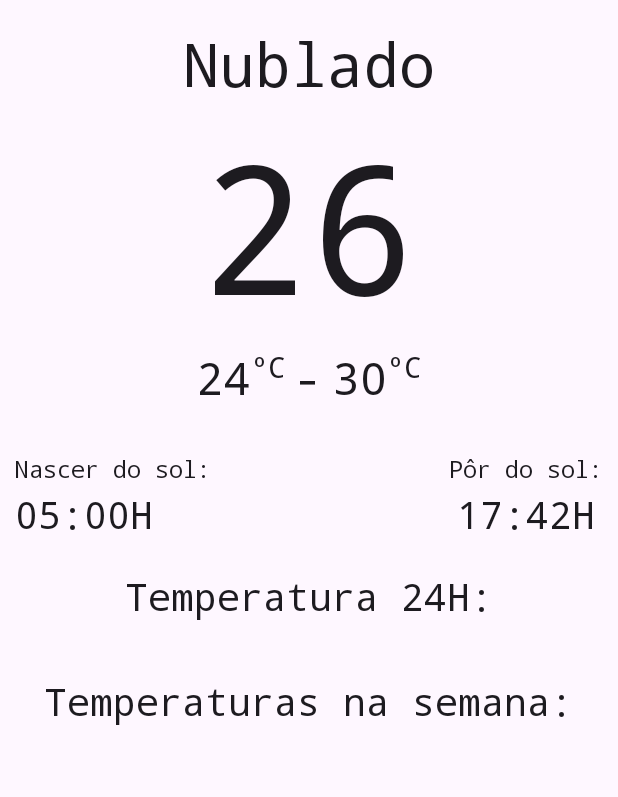
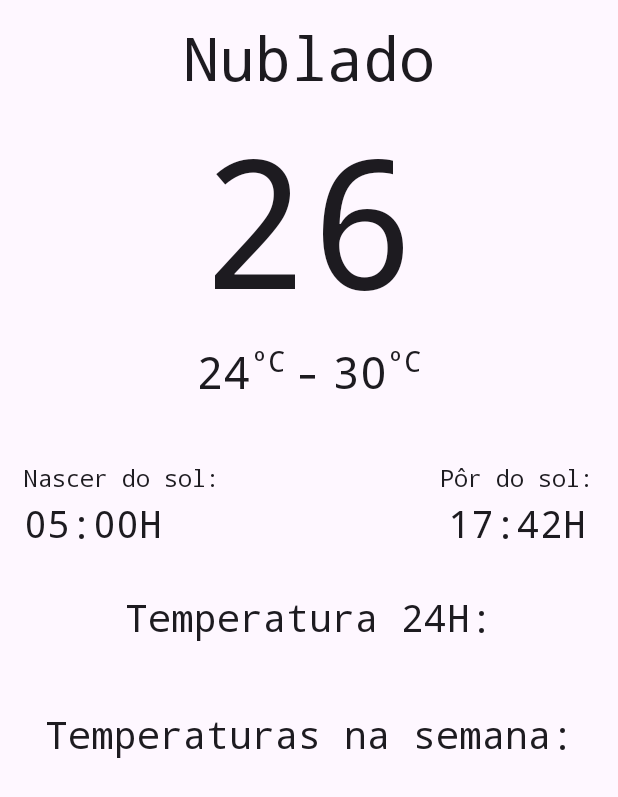
Before and after one commit to AmandaRigaud/AV3-Mobile, an Android app: the layout weather_by_location.xml on its own in the app's theme, with its tools: preview values and no code run, on a phone screen of 412 x 824 dp. Shown: the top 797 px of the screen. Run offline under Robolectric (Android 15) with nearby library versions, the phone set to English and light mode, and no system bars.

Commit message:
Ajustando o front

```diff
--- a/MyPrevisaoTempo/app/src/main/AndroidManifest.xml
+++ b/MyPrevisaoTempo/app/src/main/AndroidManifest.xml
@@ -22,9 +22,6 @@
             android:label="@string/title_activity_historico"
             android:theme="@style/Theme.MyPrevisaoTempo" />
         <activity
-            android:name=".MainActivity2"
-            android:exported="false" />
-        <activity
             android:name=".Perfil"
             android:exported="false"
             android:label="@string/title_activity_perfil"
--- a/MyPrevisaoTempo/app/src/main/java/com/example/myprevisaotempo/DayTempAdapter.java
+++ b/MyPrevisaoTempo/app/src/main/java/com/example/myprevisaotempo/DayTempAdapter.java
@@ -43,12 +43,9 @@ public class DayTempAdapter extends RecyclerView.Adapter<DayTempAdapter.ViewHold
 
     @Override
     public void onBindViewHolder(@NonNull ViewHolder holder, int position){
-        System.out.println("Time DayTemp: " + time.get(position));
         String[] hourS = time.get(position).split("T");
-        System.out.print("HourS DayTemp: " );
-        System.out.println(hourS);
 
-        holder.hourText.setText(hourS[1]+"H");
+        holder.hourText.setText(hourS[1].substring(0, hourS[1].length() - 1)+"H");
         holder.tempText.setText(temperature.get(position));
         holder.rainPText.setText(rainPercent.get(position)+"%");
     }
--- a/MyPrevisaoTempo/app/src/main/java/com/example/myprevisaotempo/WeekTempAdapter.java
+++ b/MyPrevisaoTempo/app/src/main/java/com/example/myprevisaotempo/WeekTempAdapter.java
@@ -45,7 +45,7 @@ public class WeekTempAdapter extends RecyclerView.Adapter<WeekTempAdapter.ViewHo
         String[] dateSplit = date.get(position).split("T");
         String[] dateD = dateSplit[0].split("-");
 
-        holder.dateText.setText(dateD[2]+"-"+dateD[1]);
+        holder.dateText.setText(dateD[2].substring(0, dateD[2].length() - 1)+"-"+dateD[1]);
         holder.maxTempText.setText(temperatures_max.get(position));
         holder.minTempText.setText(temperatures_min.get(position));
     }
--- a/MyPrevisaoTempo/app/src/main/java/com/example/myprevisaotempo/api/MeteoService.java
+++ b/MyPrevisaoTempo/app/src/main/java/com/example/myprevisaotempo/api/MeteoService.java
@@ -9,11 +9,9 @@ import retrofit2.http.Query;
 
 public interface MeteoService {
 
-    //TODO: Se timezone=auto, ele pega a timezone de acordo com as coordenadas. Minha ideia: Na primeira chamada dessa api, qaundo pegamos o local, podemos pegar a timezone e salvar para usar nas outras chamadas
-
-    @GET("forecast?hourly=temperature_2m,precipitation_probability,weathercode&daily=temperature_2m_max,temperature_2m_min,sunrise,sunset,weathercode&forecast_days=3&timezone=America%2FSao_Paulo")
+    @GET("forecast?hourly=temperature_2m,precipitation_probability,weathercode&daily=temperature_2m_max,temperature_2m_min,sunrise,sunset,weathercode&forecast_days=5&timezone=America%2FSao_Paulo")
     Call<Meteo> GetWeatherObj(@Query("latitude") String lat, @Query("longitude") String lon);
 
-    @GET("forecast?hourly=temperature_2m,precipitation_probability,weathercode&daily=temperature_2m_max,temperature_2m_min,sunrise,sunset,weathercode&forecast_days=3&timezone=America%2FSao_Paulo")
+    @GET("forecast?hourly=temperature_2m,precipitation_probability,weathercode&daily=temperature_2m_max,temperature_2m_min,sunrise,sunset,weathercode&forecast_days=5&timezone=America%2FSao_Paulo")
     Call<JsonObject> GetWeatherJson(@Query("latitude") String lat, @Query("longitude") String lon);
 }
--- a/MyPrevisaoTempo/app/src/main/java/com/example/myprevisaotempo/model/Geocoder.java
+++ b/MyPrevisaoTempo/app/src/main/java/com/example/myprevisaotempo/model/Geocoder.java
@@ -49,12 +49,12 @@ public class Geocoder {
         }));
     }
 
-    public String[] qCallGeo(String latLon){
+    public String[] qCallGeo(String local){
         retrofit = new Retrofit.Builder().baseUrl("https://geocode.search.hereapi.com/v1/").addConverterFactory(GsonConverterFactory.create()).build();
         geoService = retrofit.create(GeocoderService.class);
 
 
-        Call<JsonObject> call = geoService.GetLocationATJson(latLon);
+        Call<JsonObject> call = geoService.GetLocationQJson(local);
 
         call.enqueue((new Callback<JsonObject>() {
             @Override
--- a/MyPrevisaoTempo/app/src/main/res/layout/weather_by_location.xml
+++ b/MyPrevisaoTempo/app/src/main/res/layout/weather_by_location.xml
@@ -1,30 +1,32 @@
 <?xml version="1.0" encoding="utf-8"?>
-<RelativeLayout xmlns:android="http://schemas.android.com/apk/res/android"
-    android:layout_width="match_parent"
-    android:layout_height="match_parent"
-    android:layout_margin="10sp">
-
-    <ScrollView
+<androidx.constraintlayout.widget.ConstraintLayout xmlns:android="http://schemas.android.com/apk/res/android"
+    xmlns:app="http://schemas.android.com/apk/res-auto"
+    xmlns:tools="http://schemas.android.com/tools"
+    android:layout_margin="6sp"
     android:layout_width="match_parent"
     android:layout_height="match_parent">
 
     <LinearLayout
+        android:id="@+id/linear_lay_w"
         android:layout_width="match_parent"
         android:layout_height="wrap_content"
         android:layout_alignParentTop="true"
         android:layout_centerHorizontal="true"
         android:gravity="center"
-            android:orientation="vertical">
+        android:orientation="vertical"
+        app:layout_constraintEnd_toEndOf="parent"
+        app:layout_constraintStart_toStartOf="parent"
+        app:layout_constraintTop_toTopOf="parent">
 
         <TextView
             android:id="@id/weathercode_text_view"
             android:layout_width="match_parent"
             android:layout_height="wrap_content"
+            android:layout_marginTop="5sp"
             android:elevation="0.5sp"
             android:fontFamily="monospace"
+            android:text="Nublado"
             android:textAlignment="center"
-                android:text="Nublado"
-                android:layout_marginTop="5sp"
             android:textAppearance="?android:textAppearanceLarge"
             android:textSize="40sp" />
 
@@ -32,19 +34,19 @@
             android:id="@+id/temperature_text_view"
             android:layout_width="match_parent"
             android:layout_height="wrap_content"
+            android:layout_marginBottom="2sp"
+            android:elevation="0.5sp"
+            android:fontFamily="monospace"
+            android:text="26"
             android:textAlignment="center"
-                android:elevation="0.5sp"
-                android:text="26"
-                android:fontFamily="monospace"
-                android:layout_marginBottom="2sp"
             android:textAppearance="?android:textAppearanceLarge"
             android:textSize="120sp" />
 
         <RelativeLayout
             android:layout_width="match_parent"
             android:layout_height="wrap_content"
-                android:gravity="center"
-                android:layout_centerHorizontal="true">
+            android:layout_centerHorizontal="true"
+            android:gravity="center">
 
             <RelativeLayout
                 android:id="@+id/relaitveMinG"
@@ -94,9 +96,9 @@
 
             <RelativeLayout
                 android:id="@+id/relaitveMaxG"
-                    android:layout_toEndOf="@+id/barra_text_view"
                 android:layout_width="wrap_content"
                 android:layout_height="wrap_content"
+                android:layout_toEndOf="@+id/barra_text_view"
                 android:orientation="horizontal">
 
                 <TextView
@@ -129,7 +131,7 @@
         <LinearLayout
             android:layout_width="match_parent"
             android:layout_height="wrap_content"
-                android:layout_marginTop="30sp"
+            android:layout_marginTop="40sp"
             android:gravity="center"
             android:orientation="horizontal">
 
@@ -137,6 +139,7 @@
                 android:layout_width="wrap_content"
                 android:layout_height="wrap_content"
                 android:gravity="center_vertical"
+                android:layout_marginLeft="10sp"
                 android:orientation="vertical">
 
                 <TextView
@@ -145,8 +148,8 @@
                     android:layout_height="wrap_content"
                     android:layout_marginBottom="2sp"
                     android:elevation="0.5sp"
+                    android:fontFamily="monospace"
                     android:text="Nascer do sol:"
-                        android:fontFamily="monospace"
                     android:textAppearance="?android:textAppearanceLarge"
                     android:textSize="15sp" />
 
@@ -171,16 +174,17 @@
                 android:layout_width="wrap_content"
                 android:layout_height="wrap_content"
                 android:gravity="center_horizontal"
+                android:layout_marginRight="10sp"
                 android:orientation="vertical">
 
                 <TextView
                     android:id="@+id/sunset_text_view"
                     android:layout_width="wrap_content"
                     android:layout_height="wrap_content"
+                    android:layout_marginBottom="2sp"
                     android:elevation="0.5sp"
-                        android:layout_marginBottom="2sp"
+                    android:fontFamily="monospace"
                     android:text="Pôr do sol:"
-                        android:fontFamily="monospace"
                     android:textAppearance="?android:textAppearanceLarge"
                     android:textSize="15sp" />
 
@@ -198,46 +202,56 @@
 
         </LinearLayout>
 
+    </LinearLayout>
+
     <TextView
         android:id="@+id/temperature_day_text_view"
         android:layout_width="wrap_content"
         android:layout_height="wrap_content"
-                android:layout_marginTop="20sp"
+        android:layout_marginTop="28sp"
         android:elevation="0.5sp"
         android:fontFamily="monospace"
         android:text="Temperatura 24H:"
         android:textAppearance="?android:textAppearanceLarge"
-                android:textSize="25sp" />
+        android:textSize="25sp"
+        app:layout_constraintEnd_toEndOf="parent"
+        app:layout_constraintStart_toStartOf="parent"
+        app:layout_constraintTop_toBottomOf="@id/linear_lay_w" />
 
     <androidx.recyclerview.widget.RecyclerView
         android:id="@+id/temperature_day_rv"
         android:layout_width="match_parent"
-                android:layout_height="match_parent"
-                android:scrollbars="horizontal"
+        android:layout_height="0dp"
+        android:layout_marginTop="15dp"
         android:orientation="horizontal"
-                android:layout_marginTop="15dp"/>
+        android:nestedScrollingEnabled="false"
+        android:layout_marginRight="10sp"
+        android:layout_marginLeft="10sp"
+        app:layout_constraintTop_toBottomOf="@id/temperature_day_text_view"
+        app:layout_behavior="@string/appbar_scrolling_view_behavior"/>
 
     <TextView
         android:id="@+id/temperature_week_text_view"
         android:layout_width="wrap_content"
         android:layout_height="wrap_content"
+        android:layout_marginTop="28sp"
         android:elevation="0.5sp"
         android:fontFamily="monospace"
-                android:layout_marginTop="20sp"
         android:text="Temperaturas na semana:"
         android:textAppearance="?android:textAppearanceLarge"
-                android:textSize="25sp" />
+        android:textSize="25sp"
+        app:layout_constraintEnd_toEndOf="parent"
+        app:layout_constraintStart_toStartOf="parent"
+        app:layout_constraintTop_toBottomOf="@id/temperature_day_rv" />
 
     <androidx.recyclerview.widget.RecyclerView
         android:id="@+id/temperature_week_rv"
         android:layout_width="match_parent"
+        android:layout_height="0dp"
+        android:layout_marginTop="15dp"
         android:orientation="horizontal"
-                android:scrollbars="horizontal"
-                android:layout_height="match_parent"
-                android:layout_marginTop="15dp"/>
+        android:layout_marginRight="10sp"
+        android:layout_marginLeft="10sp"
+        app:layout_constraintTop_toBottomOf="@id/temperature_week_text_view"/>
 
-        </LinearLayout>
-
-    </ScrollView>
-
-</RelativeLayout>
+</androidx.constraintlayout.widget.ConstraintLayout>
```
Also changed, not shown: MyPrevisaoTempo/app/src/main/java/com/example/myprevisaotempo/DailyAdapter.java (+31 -3 lines), MyPrevisaoTempo/app/src/main/java/com/example/myprevisaotempo/MainActivity.java (+11 -6 lines), MyPrevisaoTempo/app/src/main/res/layout/temperature_day.xml (+5 -3 lines), MyPrevisaoTempo/app/src/main/res/layout/temperature_week.xml (+4 -3 lines). Lines whose indentation alone changed are shown as unchanged.
